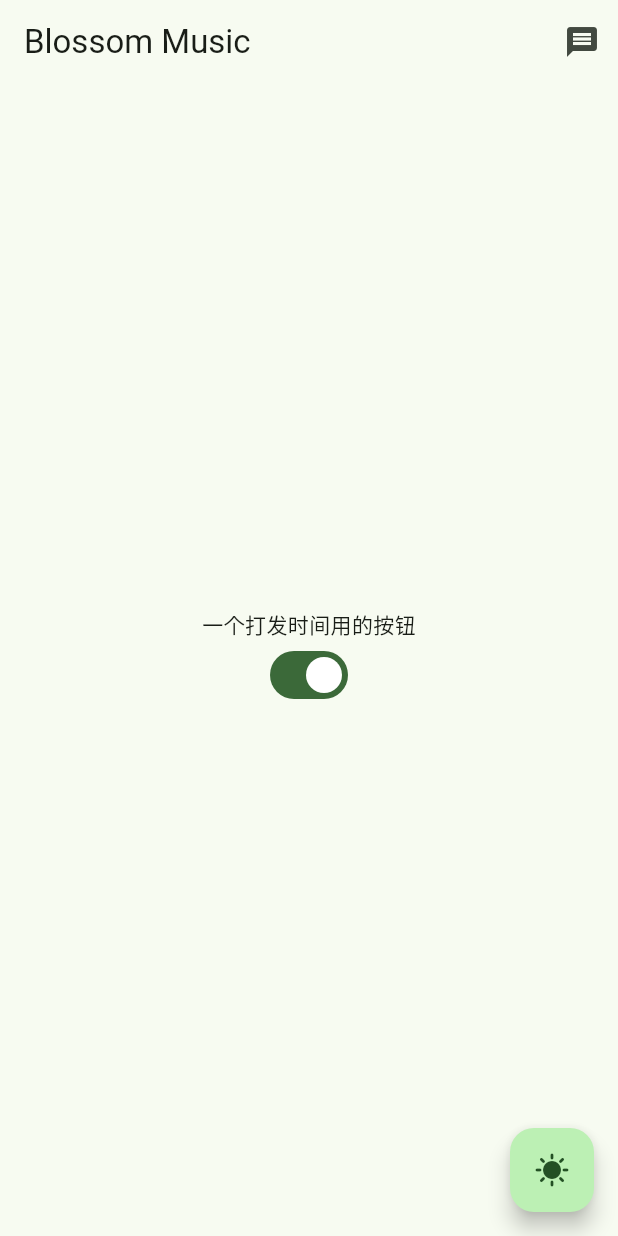
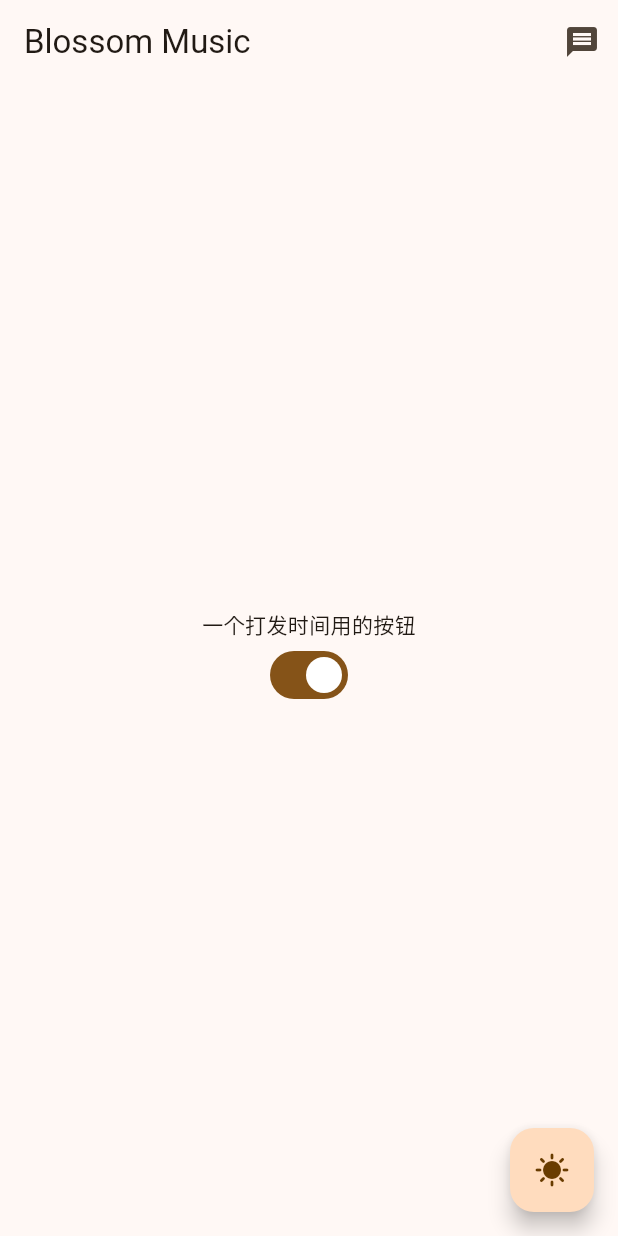
Before and after one commit to Crillerium/flutter-demo, a Flutter app: the screen it shows after launch, on a phone screen of 412 x 824 dp. Run offline on Flutter 3.47's test engine with Material 3 defaults, Android fonts, the light colour scheme and no system bars; our stand-ins replace adaptive_theme.

Commit message:
change color

```diff
--- a/lib/main.dart
+++ b/lib/main.dart
@@ -13,11 +13,11 @@ class MyApp extends StatelessWidget {
       light: ThemeData(
           useMaterial3: true,
           brightness: Brightness.light,
-          colorSchemeSeed: Colors.green),
+          colorSchemeSeed: Colors.orange),
       dark: ThemeData(
           useMaterial3: true,
           brightness: Brightness.dark,
-          colorSchemeSeed: Colors.green),
+          colorSchemeSeed: Colors.orange),
       initial: AdaptiveThemeMode.light,
       debugShowFloatingThemeButton: true,
       builder: (theme, darkTheme) => MaterialApp(
```
